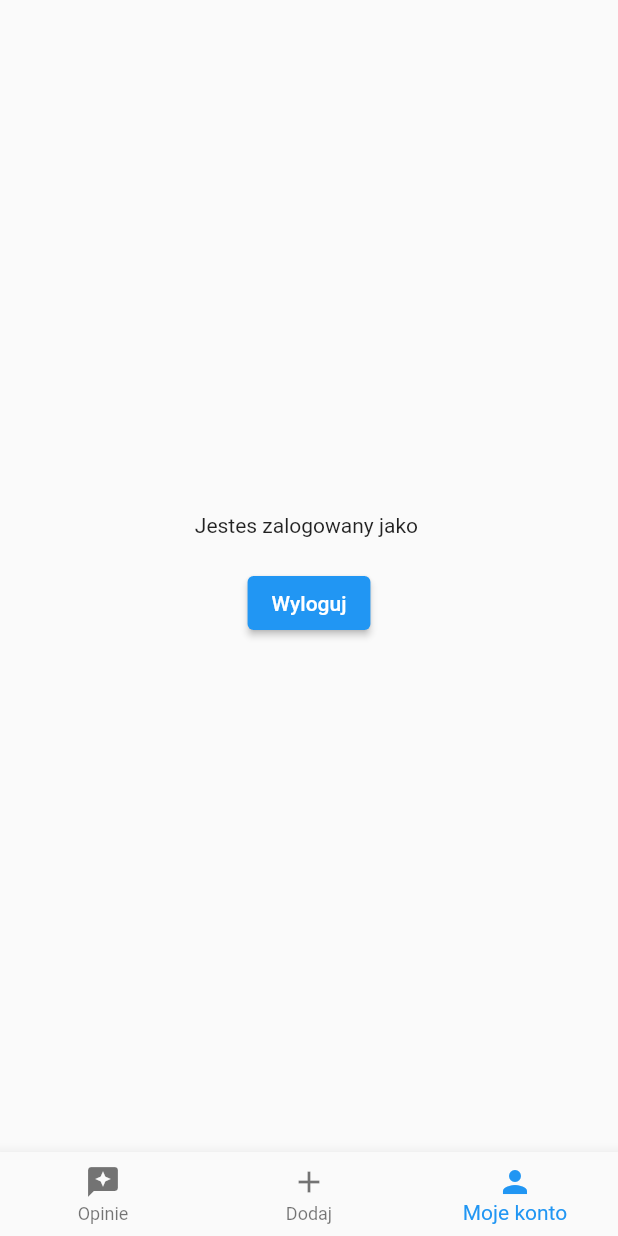
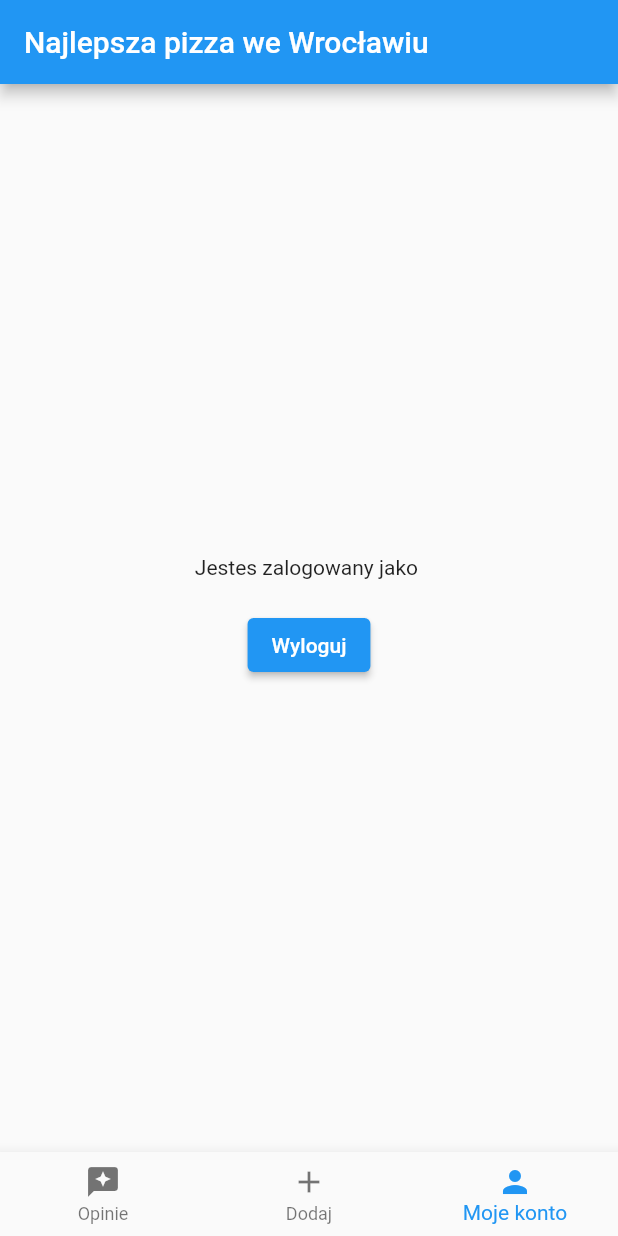
Before and after one commit to Jacek96/najlepsza_pizza_w_miescie, a Flutter app: the screen it shows once a user with an empty profile is signed in, item 3 of the bottom bar chosen, after a tap on "Wyloguj", on a phone screen of 412 x 824 dp. Run offline on Flutter 3.47's test engine with Material 2 defaults, Android fonts, the phone set to English and light mode, and no system bars; our stand-ins replace cloud_firestore, firebase_auth, firebase_core; accounts and stored records are empty.

```diff
--- /dev/null
+++ b/lib/app/home/add_opinion/add_opinion_page_content.dart
@@ -0,0 +1,14 @@
+import 'package:flutter/material.dart';
+
+class AddOpinionPageContent extends StatelessWidget {
+  const AddOpinionPageContent({
+    super.key,
+  });
+
+  @override
+  Widget build(BuildContext context) {
+    return const Center(
+      child: Text('Dwa'),
+    );
+  }
+}
--- a/lib/app/home/home_page.dart
+++ b/lib/app/home/home_page.dart
@@ -1,5 +1,8 @@
 import 'package:firebase_auth/firebase_auth.dart';
 import 'package:flutter/material.dart';
+import 'package:najlepsza_pizza_w_miescie/app/home/add_opinion/add_opinion_page_content.dart';
+import 'package:najlepsza_pizza_w_miescie/app/home/my_account/my_account_page_content.dart';
+import 'package:najlepsza_pizza_w_miescie/app/home/restaurants/restaurants_paga_content.dart';
 
 class HomePage extends StatefulWidget {
   const HomePage({
@@ -19,34 +22,17 @@ class _HomePageState extends State<HomePage> {
   @override
   Widget build(BuildContext context) {
     return Scaffold(
+      appBar: AppBar(
+        title: const Text('Najlepsza pizza we Wrocławiu'),
+      ),
       body: Builder(builder: (context) {
         if (currentIndex == 0) {
-          return Center(
-            child: Text('Jeden'),
-          );
+          return const RestaurantPageContent();
         }
         if (currentIndex == 1) {
-          return Center(
-            child: Text('Dwa'),
-          );
+          return const AddOpinionPageContent();
         }
-        return Center(
-          child: Column(
-            mainAxisAlignment: MainAxisAlignment.center,
-            children: [
-              Text('Jestes zalogowany jako ${widget.user.email}'),
-              const SizedBox(
-                height: 20,
-              ),
-              ElevatedButton(
-                onPressed: () {
-                  FirebaseAuth.instance.signOut();
-                },
-                child: const Text('Wyloguj'),
-              ),
-            ],
-          ),
-        );
+        return MyAccountPageContent(email: widget.user.email);
       }),
       bottomNavigationBar: BottomNavigationBar(
         currentIndex: currentIndex,
--- /dev/null
+++ b/lib/app/home/my_account/my_account_page_content.dart
@@ -0,0 +1,32 @@
+import 'package:firebase_auth/firebase_auth.dart';
+import 'package:flutter/material.dart';
+
+class MyAccountPageContent extends StatelessWidget {
+  const MyAccountPageContent({
+    super.key,
+    required this.email,
+  });
+
+  final String? email;
+
+  @override
+  Widget build(BuildContext context) {
+    return Center(
+      child: Column(
+        mainAxisAlignment: MainAxisAlignment.center,
+        children: [
+          Text('Jestes zalogowany jako $email'),
+          const SizedBox(
+            height: 20,
+          ),
+          ElevatedButton(
+            onPressed: () {
+              FirebaseAuth.instance.signOut();
+            },
+            child: const Text('Wyloguj'),
+          ),
+        ],
+      ),
+    );
+  }
+}
--- /dev/null
+++ b/lib/app/home/restaurants/restaurants_paga_content.dart
@@ -0,0 +1,48 @@
+import 'package:cloud_firestore/cloud_firestore.dart';
+import 'package:flutter/material.dart';
+
+class RestaurantPageContent extends StatelessWidget {
+  const RestaurantPageContent({
+    super.key,
+  });
+
+  @override
+  Widget build(BuildContext context) {
+    return StreamBuilder<QuerySnapshot<Map<String, dynamic>>>(
+        stream:
+            FirebaseFirestore.instance.collection('restaurants').snapshots(),
+        builder: (context, snapshot) {
+          if (snapshot.hasError) {
+            return const Center(child: Text('Coś poszło nie tak'));
+          }
+          if (snapshot.connectionState == ConnectionState.waiting) {
+            return const Center(child: Text('Ładowanie'));
+          }
+
+          final documents = snapshot.data!.docs;
+
+          return ListView(
+            children: [
+              for (final document in documents) ...[
+                Padding(
+                  padding: const EdgeInsets.all(20.0),
+                  child: Row(
+                    mainAxisAlignment: MainAxisAlignment.spaceBetween,
+                    children: [
+                      Column(
+                        crossAxisAlignment: CrossAxisAlignment.start,
+                        children: [
+                          Text(document['name']),
+                          Text(document['pizza']),
+                        ],
+                      ),
+                      Text(document['rating'].toString()),
+                    ],
+                  ),
+                ),
+              ],
+            ],
+          );
+        });
+  }
+}
--- a/pubspec.yaml
+++ b/pubspec.yaml
@@ -37,6 +37,7 @@ dependencies:
   cupertino_icons: ^1.0.2
   firebase_core: ^2.5.0
   firebase_auth: ^4.2.6
+  cloud_firestore: ^4.3.2
 
 dev_dependencies:
   flutter_test:
```
Also changed, not shown: pubspec.lock, 1 other file.
